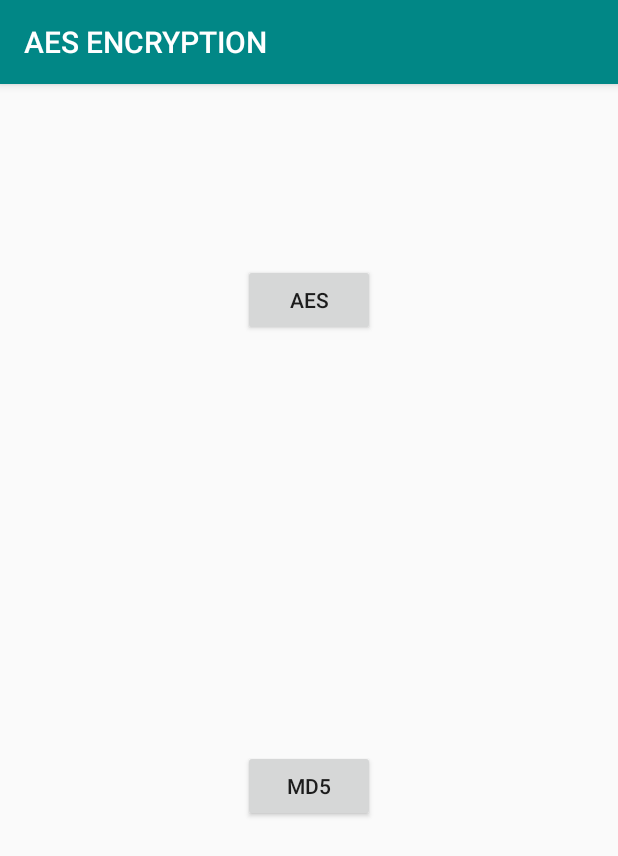
After one commit to Abhinav82193/AES-Encryption, an Android app: the Algorithms screen opened directly, with no data from a screen before it, on a phone screen of 412 x 824 dp. The commit adds this screen. Shown: the top 856 px of the screen. Run offline under Robolectric (Android 15) with nearby library versions, the phone set to English and light mode, and no system bars.

Commit message:
visibility solve

```diff
--- /dev/null
+++ b/app/src/main/java/com/example/aesencryption/Algorithms.java
@@ -0,0 +1,26 @@
+package com.example.aesencryption;
+
+import androidx.appcompat.app.AppCompatActivity;
+
+import android.content.Intent;
+import android.os.Bundle;
+import android.view.View;
+
+public class Algorithms extends AppCompatActivity {
+
+    @Override
+    protected void onCreate(Bundle savedInstanceState) {
+        super.onCreate(savedInstanceState);
+        setContentView(R.layout.activity_algorithms);
+    }
+
+    public void openAes(View view) {
+        Intent intent=new Intent(Algorithms.this,MainActivity.class);
+        startActivity(intent);
+    }
+
+    public void openMd5(View view) {
+        Intent intent=new Intent(Algorithms.this,MD5.class);
+        startActivity(intent);
+    }
+}
--- a/app/src/main/java/com/example/aesencryption/SplashActivity.java
+++ b/app/src/main/java/com/example/aesencryption/SplashActivity.java
@@ -31,7 +31,7 @@ public class SplashActivity extends AppCompatActivity {
                     e.printStackTrace();
                 }
                 finally {
-                    Intent intent=new Intent(SplashActivity.this,MainActivity.class);
+                    Intent intent=new Intent(SplashActivity.this,Algorithms.class);
                     startActivity(intent);
                     finish();
                 }
--- /dev/null
+++ b/app/src/main/res/layout/activity_algorithms.xml
@@ -0,0 +1,31 @@
+<?xml version="1.0" encoding="utf-8"?>
+<androidx.constraintlayout.widget.ConstraintLayout xmlns:android="http://schemas.android.com/apk/res/android"
+    xmlns:app="http://schemas.android.com/apk/res-auto"
+    xmlns:tools="http://schemas.android.com/tools"
+    android:layout_width="match_parent"
+    android:layout_height="match_parent"
+    tools:context=".Algorithms">
+
+    <Button
+        android:id="@+id/button"
+        android:layout_width="wrap_content"
+        android:layout_height="wrap_content"
+        android:layout_marginTop="120dp"
+        android:onClick="openAes"
+        android:text="aes"
+        app:layout_constraintEnd_toEndOf="parent"
+        app:layout_constraintHorizontal_bias="0.501"
+        app:layout_constraintStart_toStartOf="parent"
+        app:layout_constraintTop_toTopOf="parent" />
+
+    <Button
+        android:id="@+id/button2"
+        android:layout_width="wrap_content"
+        android:layout_height="wrap_content"
+        android:text="MD5"
+        android:onClick="openMd5"
+        app:layout_constraintBottom_toBottomOf="parent"
+        app:layout_constraintEnd_toEndOf="parent"
+        app:layout_constraintStart_toStartOf="parent"
+        app:layout_constraintTop_toBottomOf="@+id/button" />
+</androidx.constraintlayout.widget.ConstraintLayout>
```
Also changed, not shown: app/src/main/AndroidManifest.xml (+7 -3 lines), app/src/main/java/com/example/aesencryption/MD5.java (added, +57 -0 lines), app/src/main/java/com/example/aesencryption/MainActivity.java (+1 -10 lines), app/src/main/res/layout/activity_md5.xml (added, +29 -0 lines).
